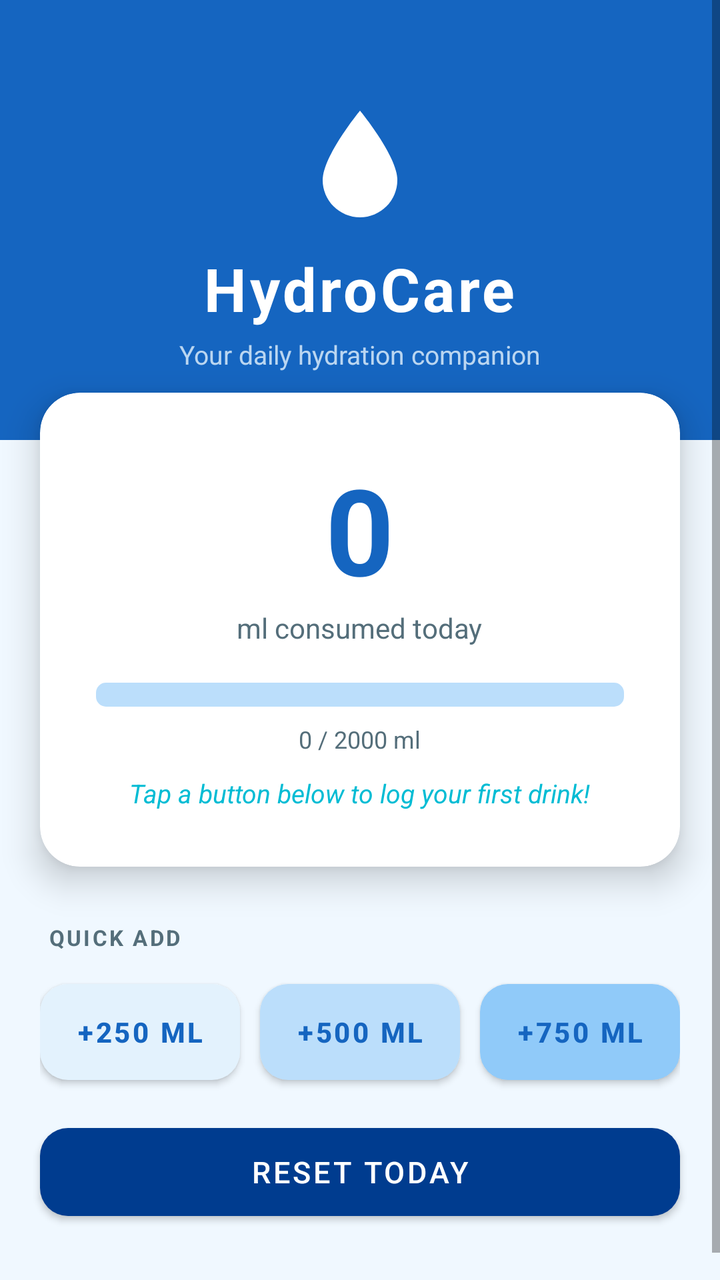
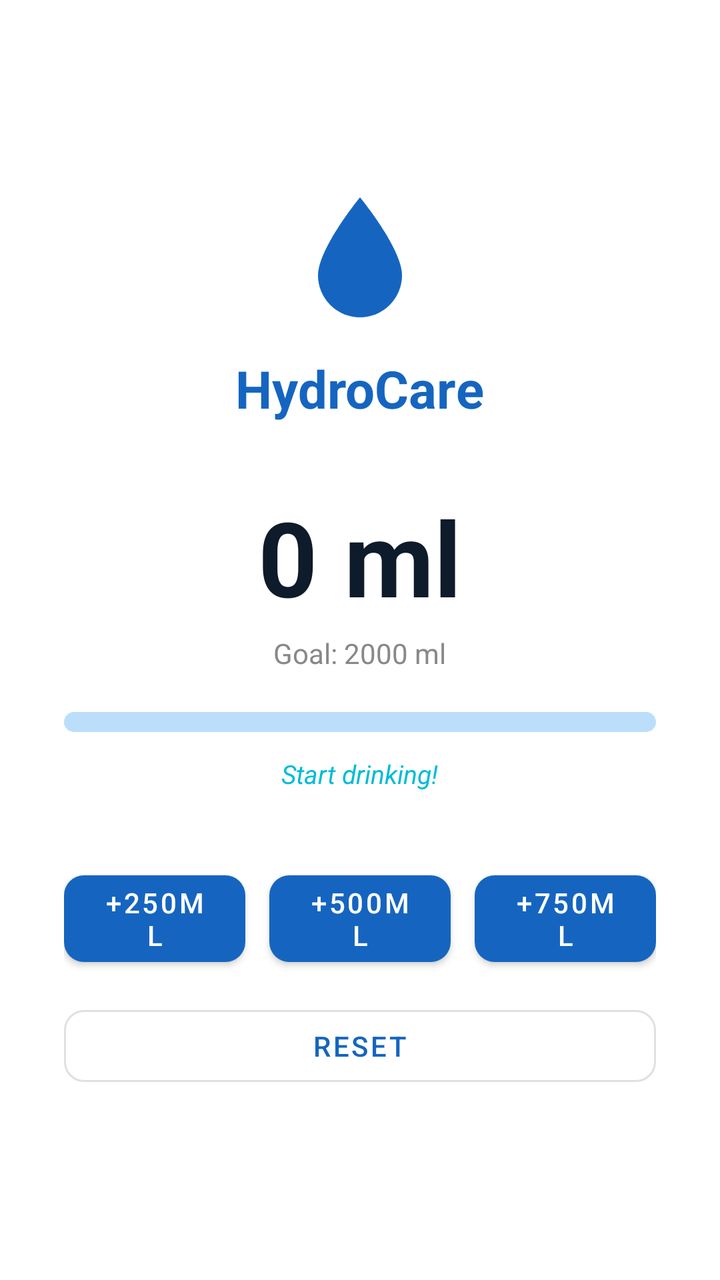

Compare the two renders of this Android layout. The source of the first and the diff that turns it into the second are given below.
<!-- AndroidManifest.xml: application theme Theme.HydroCare -->
<!-- res/layout/activity_main.xml -->
<?xml version="1.0" encoding="utf-8"?>
<ScrollView xmlns:android="http://schemas.android.com/apk/res/android"
    xmlns:app="http://schemas.android.com/apk/res-auto"
    android:layout_width="match_parent"
    android:layout_height="match_parent"
    android:background="@color/background"
    android:fillViewport="true">

    <LinearLayout
        android:layout_width="match_parent"
        android:layout_height="wrap_content"
        android:orientation="vertical">

        
        <LinearLayout
            android:layout_width="match_parent"
            android:layout_height="220dp"
            android:background="@color/primary"
            android:gravity="center"
            android:orientation="vertical"
            android:paddingTop="36dp"
            android:paddingBottom="20dp">

            <ImageView
                android:layout_width="64dp"
                android:layout_height="64dp"
                android:src="@drawable/ic_water_drop"
                android:contentDescription="Water drop" />

            <TextView
                android:layout_width="wrap_content"
                android:layout_height="wrap_content"
                android:layout_marginTop="10dp"
                android:text="HydroCare"
                android:textColor="@color/white"
                android:textSize="30sp"
                android:textStyle="bold"
                android:letterSpacing="0.05" />

            <TextView
                android:layout_width="wrap_content"
                android:layout_height="wrap_content"
                android:layout_marginTop="4dp"
                android:text="Your daily hydration companion"
                android:textColor="#CCE3F2FD"
                android:textSize="13sp" />

        </LinearLayout>

        
        <androidx.cardview.widget.CardView
            xmlns:card_view="http://schemas.android.com/apk/res-auto"
            android:layout_width="match_parent"
            android:layout_height="wrap_content"
            android:layout_marginStart="20dp"
            android:layout_marginEnd="20dp"
            android:layout_marginTop="-24dp"
            card_view:cardCornerRadius="20dp"
            card_view:cardElevation="10dp"
            card_view:cardBackgroundColor="@color/surface">

            <LinearLayout
                android:layout_width="match_parent"
                android:layout_height="wrap_content"
                android:orientation="vertical"
                android:gravity="center"
                android:padding="28dp">

                <TextView
                    android:id="@+id/tvIntake"
                    android:layout_width="wrap_content"
                    android:layout_height="wrap_content"
                    android:text="0"
                    android:textColor="@color/primary"
                    android:textSize="60sp"
                    android:textStyle="bold" />

                <TextView
                    android:layout_width="wrap_content"
                    android:layout_height="wrap_content"
                    android:text="ml consumed today"
                    android:textColor="@color/text_secondary"
                    android:textSize="14sp" />

                <ProgressBar
                    android:id="@+id/progressBar"
                    style="@android:style/Widget.ProgressBar.Horizontal"
                    android:layout_width="match_parent"
                    android:layout_height="12dp"
                    android:layout_marginTop="18dp"
                    android:max="2000"
                    android:progress="0"
                    android:progressTint="@color/primary"
                    android:progressBackgroundTint="@color/progress_track" />

                <TextView
                    android:id="@+id/tvGoalLabel"
                    android:layout_width="wrap_content"
                    android:layout_height="wrap_content"
                    android:layout_marginTop="8dp"
                    android:text="0 / 2000 ml"
                    android:textColor="@color/text_secondary"
                    android:textSize="12sp" />

                <TextView
                    android:id="@+id/tvMotivation"
                    android:layout_width="wrap_content"
                    android:layout_height="wrap_content"
                    android:layout_marginTop="10dp"
                    android:text="Tap a button below to log your first drink!"
                    android:textColor="@color/secondary"
                    android:textSize="13sp"
                    android:gravity="center"
                    android:textStyle="italic" />

            </LinearLayout>

        </androidx.cardview.widget.CardView>

        
        <TextView
            android:layout_width="wrap_content"
            android:layout_height="wrap_content"
            android:layout_marginStart="24dp"
            android:layout_marginTop="28dp"
            android:text="QUICK ADD"
            android:textColor="@color/text_secondary"
            android:textSize="11sp"
            android:textStyle="bold"
            android:letterSpacing="0.1" />

        
        <LinearLayout
            android:layout_width="match_parent"
            android:layout_height="wrap_content"
            android:orientation="horizontal"
            android:layout_marginStart="20dp"
            android:layout_marginEnd="20dp"
            android:layout_marginTop="10dp">

            <com.google.android.material.button.MaterialButton
                android:id="@+id/btn250"
                android:layout_width="0dp"
                android:layout_height="60dp"
                android:layout_weight="1"
                android:layout_marginEnd="5dp"
                android:text="+250 ml"
                android:textSize="14sp"
                android:textStyle="bold"
                android:textColor="@color/primary"
                app:cornerRadius="14dp"
                app:backgroundTint="@color/btn_light" />

            <com.google.android.material.button.MaterialButton
                android:id="@+id/btn500"
                android:layout_width="0dp"
                android:layout_height="60dp"
                android:layout_weight="1"
                android:layout_marginStart="5dp"
                android:layout_marginEnd="5dp"
                android:text="+500 ml"
                android:textSize="14sp"
                android:textStyle="bold"
                android:textColor="@color/primary"
                app:cornerRadius="14dp"
                app:backgroundTint="@color/btn_mid" />

            <com.google.android.material.button.MaterialButton
                android:id="@+id/btn750"
                android:layout_width="0dp"
                android:layout_height="60dp"
                android:layout_weight="1"
                android:layout_marginStart="5dp"
                android:text="+750 ml"
                android:textSize="14sp"
                android:textStyle="bold"
                android:textColor="@color/primary"
                app:cornerRadius="14dp"
                app:backgroundTint="@color/btn_dark" />

        </LinearLayout>

        
        <com.google.android.material.button.MaterialButton
            android:id="@+id/btnReset"
            android:layout_width="match_parent"
            android:layout_height="56dp"
            android:layout_marginStart="20dp"
            android:layout_marginEnd="20dp"
            android:layout_marginTop="12dp"
            android:layout_marginBottom="40dp"
            android:text="Reset Today"
            android:textSize="15sp"
            android:textColor="@color/white"
            app:cornerRadius="14dp"
            app:backgroundTint="@color/primary_dark" />

    </LinearLayout>

</ScrollView>
<!-- resources referenced by this layout -->
<resources>
  <color name="background">#F0F8FF</color>
  <color name="btn_dark">#90CAF9</color>
  <color name="btn_light">#E3F2FD</color>
  <color name="btn_mid">#BBDEFB</color>
  <color name="primary">#1565C0</color>
  <color name="primary_dark">#003C8F</color>
  <color name="progress_track">#BBDEFB</color>
  <color name="secondary">#00BCD4</color>
  <color name="surface">#FFFFFF</color>
  <color name="text_secondary">#546E7A</color>
  <color name="white">#FFFFFF</color>
  <!-- drawable ic_water_drop (drawable) -->
  <?xml version="1.0" encoding="utf-8"?>
  <vector xmlns:android="http://schemas.android.com/apk/res/android"
      android:width="24dp"
      android:height="24dp"
      android:viewportWidth="24"
      android:viewportHeight="24">
      <path
          android:fillColor="#FFFFFF"
          android:pathData="M12,2C12,2 5,10.5 5,15A7,7 0,0 0,19 15C19,10.5 12,2 12,2Z" />
  </vector>
  <style name="Theme.HydroCare" parent="Theme.MaterialComponents.Light.NoActionBar">
          <item name="colorPrimary">@color/primary</item>
          <item name="colorPrimaryDark">@color/primary_dark</item>
          <item name="colorAccent">@color/secondary</item>
          <item name="android:colorBackground">@color/background</item>
          <item name="android:statusBarColor">@color/primary</item>
      </style>
</resources>

<!-- the commit's change to res/layout/activity_main.xml (unified diff, before → after) -->
@@ -1,200 +1,111 @@
 <?xml version="1.0" encoding="utf-8"?>
-<ScrollView xmlns:android="http://schemas.android.com/apk/res/android"
+<LinearLayout xmlns:android="http://schemas.android.com/apk/res/android"
     xmlns:app="http://schemas.android.com/apk/res-auto"
     android:layout_width="match_parent"
     android:layout_height="match_parent"
-    android:background="@color/background"
-    android:fillViewport="true">
+    android:orientation="vertical"
+    android:gravity="center"
+    android:padding="32dp"
+    android:background="#FFFFFF">
+
+    <ImageView
+        android:layout_width="72dp"
+        android:layout_height="72dp"
+        android:src="@drawable/ic_water_drop"
+        android:tint="#1565C0" />
+
+    <TextView
+        android:layout_width="wrap_content"
+        android:layout_height="wrap_content"
+        android:layout_marginTop="12dp"
+        android:text="HydroCare"
+        android:textSize="26sp"
+        android:textStyle="bold"
+        android:textColor="#1565C0" />
+
+    <TextView
+        android:id="@+id/tvIntake"
+        android:layout_width="wrap_content"
+        android:layout_height="wrap_content"
+        android:layout_marginTop="32dp"
+        android:text="0 ml"
+        android:textSize="52sp"
+        android:textStyle="bold"
+        android:textColor="#0D1B2A" />
+
+    <TextView
+        android:id="@+id/tvGoalLabel"
+        android:layout_width="wrap_content"
+        android:layout_height="wrap_content"
+        android:text="Goal: 2000 ml"
+        android:textSize="14sp"
+        android:textColor="#888888"
+        android:layout_marginTop="4dp" />
+
+    <ProgressBar
+        android:id="@+id/progressBar"
+        style="@android:style/Widget.ProgressBar.Horizontal"
+        android:layout_width="match_parent"
+        android:layout_height="10dp"
+        android:layout_marginTop="20dp"
+        android:max="2000"
+        android:progress="0"
+        android:progressTint="#1565C0"
+        android:progressBackgroundTint="#BBDEFB" />
+
+    <TextView
+        android:id="@+id/tvMotivation"
+        android:layout_width="wrap_content"
+        android:layout_height="wrap_content"
+        android:layout_marginTop="12dp"
+        android:text="Start drinking!"
+        android:textSize="13sp"
+        android:textColor="#00BCD4"
+        android:textStyle="italic" />
 
     <LinearLayout
         android:layout_width="match_parent"
         android:layout_height="wrap_content"
-        android:orientation="vertical">
+        android:orientation="horizontal"
+        android:layout_marginTop="36dp">
 
-        
-        <LinearLayout
-            android:layout_width="match_parent"
-            android:layout_height="220dp"
-            android:background="@color/primary"
-            android:gravity="center"
-            android:orientation="vertical"
-            android:paddingTop="36dp"
-            android:paddingBottom="20dp">
+        <com.google.android.material.button.MaterialButton
+            android:id="@+id/btn250"
+            android:layout_width="0dp"
+            android:layout_height="wrap_content"
+            android:layout_weight="1"
+            android:layout_marginEnd="6dp"
+            android:text="+250ml"
+            app:cornerRadius="10dp" />
 
-            <ImageView
-                android:layout_width="64dp"
-                android:layout_height="64dp"
-                android:src="@drawable/ic_water_drop"
-                android:contentDescription="Water drop" />
+        <com.google.android.material.button.MaterialButton
+            android:id="@+id/btn500"
+            android:layout_width="0dp"
+            android:layout_height="wrap_content"
+            android:layout_weight="1"
+            android:layout_marginStart="6dp"
+            android:layout_marginEnd="6dp"
+            android:text="+500ml"
+            app:cornerRadius="10dp" />
 
-            <TextView
-                android:layout_width="wrap_content"
-                android:layout_height="wrap_content"
-                android:layout_marginTop="10dp"
-                android:text="HydroCare"
-                android:textColor="@color/white"
-                android:textSize="30sp"
-                android:textStyle="bold"
-                android:letterSpacing="0.05" />
-
-            <TextView
-                android:layout_width="wrap_content"
-                android:layout_height="wrap_content"
-                android:layout_marginTop="4dp"
-                android:text="Your daily hydration companion"
-                android:textColor="#CCE3F2FD"
-                android:textSize="13sp" />
-
-        </LinearLayout>
-
-        
-        <androidx.cardview.widget.CardView
-            xmlns:card_view="http://schemas.android.com/apk/res-auto"
-            android:layout_width="match_parent"
+        <com.google.android.material.button.MaterialButton
+            android:id="@+id/btn750"
+            android:layout_width="0dp"
             android:layout_height="wrap_content"
-            android:layout_marginStart="20dp"
-            android:layout_marginEnd="20dp"
-            android:layout_marginTop="-24dp"
-            card_view:cardCornerRadius="20dp"
-            card_view:cardElevation="10dp"
-            card_view:cardBackgroundColor="@color/surface">
-
-            <LinearLayout
-                android:layout_width="match_parent"
-                android:layout_height="wrap_content"
-                android:orientation="vertical"
-                android:gravity="center"
-                android:padding="28dp">
-
-                <TextView
-                    android:id="@+id/tvIntake"
-                    android:layout_width="wrap_content"
-                    android:layout_height="wrap_content"
-                    android:text="0"
-                    android:textColor="@color/primary"
-                    android:textSize="60sp"
-                    android:textStyle="bold" />
-
-                <TextView
-                    android:layout_width="wrap_content"
-                    android:layout_height="wrap_content"
-                    android:text="ml consumed today"
-                    android:textColor="@color/text_secondary"
-                    android:textSize="14sp" />
-
-                <ProgressBar
-                    android:id="@+id/progressBar"
-                    style="@android:style/Widget.ProgressBar.Horizontal"
-                    android:layout_width="match_parent"
-                    android:layout_height="12dp"
-                    android:layout_marginTop="18dp"
-                    android:max="2000"
-                    android:progress="0"
-                    android:progressTint="@color/primary"
-                    android:progressBackgroundTint="@color/progress_track" />
-
-                <TextView
-                    android:id="@+id/tvGoalLabel"
-                    android:layout_width="wrap_content"
-                    android:layout_height="wrap_content"
-                    android:layout_marginTop="8dp"
-                    android:text="0 / 2000 ml"
-                    android:textColor="@color/text_secondary"
-                    android:textSize="12sp" />
-
-                <TextView
-                    android:id="@+id/tvMotivation"
-                    android:layout_width="wrap_content"
-                    android:layout_height="wrap_content"
-                    android:layout_marginTop="10dp"
-                    android:text="Tap a button below to log your first drink!"
-                    android:textColor="@color/secondary"
-                    android:textSize="13sp"
-                    android:gravity="center"
-                    android:textStyle="italic" />
-
-            </LinearLayout>
-
-        </androidx.cardview.widget.CardView>
-
-        
-        <TextView
-            android:layout_width="wrap_content"
-            android:layout_height="wrap_content"
-            android:layout_marginStart="24dp"
-            android:layout_marginTop="28dp"
-            android:text="QUICK ADD"
-            android:textColor="@color/text_secondary"
-            android:textSize="11sp"
-            android:textStyle="bold"
-            android:letterSpacing="0.1" />
-
-        
-        <LinearLayout
-            android:layout_width="match_parent"
-            android:layout_height="wrap_content"
-            android:orientation="horizontal"
-            android:layout_marginStart="20dp"
-            android:layout_marginEnd="20dp"
-            android:layout_marginTop="10dp">
-
-            <com.google.android.material.button.MaterialButton
-                android:id="@+id/btn250"
-                android:layout_width="0dp"
-                android:layout_height="60dp"
-                android:layout_weight="1"
-                android:layout_marginEnd="5dp"
-                android:text="+250 ml"
-                android:textSize="14sp"
-                android:textStyle="bold"
-                android:textColor="@color/primary"
-                app:cornerRadius="14dp"
-                app:backgroundTint="@color/btn_light" />
-
-            <com.google.android.material.button.MaterialButton
-                android:id="@+id/btn500"
-                android:layout_width="0dp"
-                android:layout_height="60dp"
-                android:layout_weight="1"
-                android:layout_marginStart="5dp"
-                android:layout_marginEnd="5dp"
-                android:text="+500 ml"
-                android:textSize="14sp"
-                android:textStyle="bold"
-                android:textColor="@color/primary"
-                app:cornerRadius="14dp"
-                app:backgroundTint="@color/btn_mid" />
-
-            <com.google.android.material.button.MaterialButton
-                android:id="@+id/btn750"
-                android:layout_width="0dp"
-                android:layout_height="60dp"
-                android:layout_weight="1"
-                android:layout_marginStart="5dp"
-                android:text="+750 ml"
-                android:textSize="14sp"
-                android:textStyle="bold"
-                android:textColor="@color/primary"
-                app:cornerRadius="14dp"
-                app:backgroundTint="@color/btn_dark" />
-
-        </LinearLayout>
-
-        
-        <com.google.android.material.button.MaterialButton
-            android:id="@+id/btnReset"
-            android:layout_width="match_parent"
-            android:layout_height="56dp"
-            android:layout_marginStart="20dp"
-            android:layout_marginEnd="20dp"
-            android:layout_marginTop="12dp"
-            android:layout_marginBottom="40dp"
-            android:text="Reset Today"
-            android:textSize="15sp"
-            android:textColor="@color/white"
-            app:cornerRadius="14dp"
-            app:backgroundTint="@color/primary_dark" />
+            android:layout_weight="1"
+            android:layout_marginStart="6dp"
+            android:text="+750ml"
+            app:cornerRadius="10dp" />
 
     </LinearLayout>
 
-</ScrollView>
+    <com.google.android.material.button.MaterialButton
+        android:id="@+id/btnReset"
+        style="@style/Widget.MaterialComponents.Button.OutlinedButton"
+        android:layout_width="match_parent"
+        android:layout_height="wrap_content"
+        android:layout_marginTop="12dp"
+        android:text="Reset"
+        app:cornerRadius="10dp" />
+
+</LinearLayout>
<!-- resource entries referenced after the edit -->
@@ -1,16 +1,9 @@
 <!-- resources referenced by this layout -->
 <resources>
   <color name="background">#F0F8FF</color>
-  <color name="btn_dark">#90CAF9</color>
-  <color name="btn_light">#E3F2FD</color>
-  <color name="btn_mid">#BBDEFB</color>
   <color name="primary">#1565C0</color>
   <color name="primary_dark">#003C8F</color>
-  <color name="progress_track">#BBDEFB</color>
   <color name="secondary">#00BCD4</color>
-  <color name="surface">#FFFFFF</color>
-  <color name="text_secondary">#546E7A</color>
-  <color name="white">#FFFFFF</color>
   <!-- drawable ic_water_drop (drawable) -->
   <?xml version="1.0" encoding="utf-8"?>
   <vector xmlns:android="http://schemas.android.com/apk/res/android"
